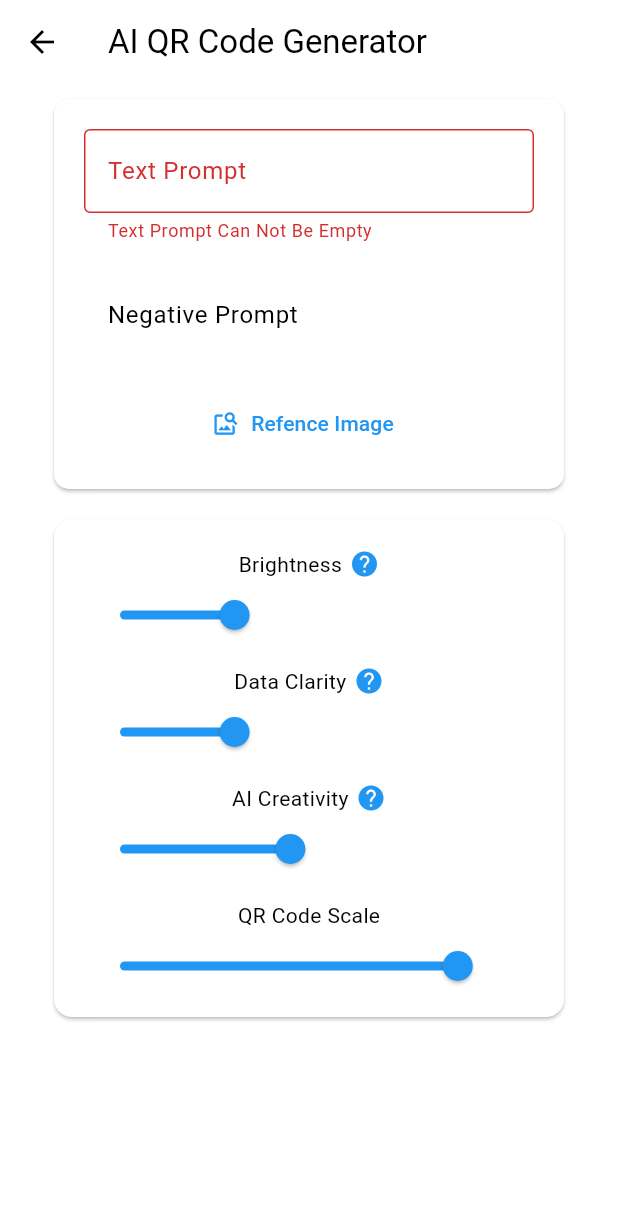
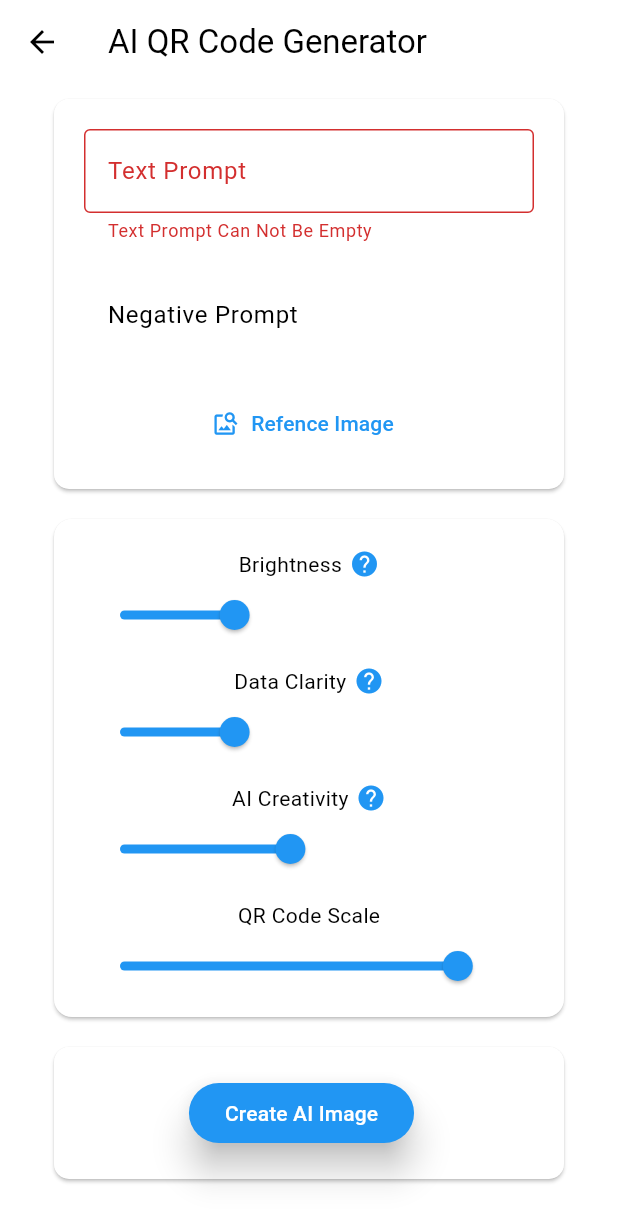
Before and after one commit to Lucas-Haux/QR_Code_App, a Flutter app: the AIPage screen opened directly, after a tap on "Refence Image", on a phone screen of 412 x 824 dp. Shown: the top 1224 px of the screen. Run offline on Flutter 3.47's test engine with Material 3 defaults, Android fonts, the light colour scheme and no system bars; drawn by our look-alikes of auto_size_text, dynamic_color; our stand-ins replace awesome_snackbar_content, firebase_core, firebase_storage, flutter_colorpicker, image_cropper, image_picker and 1 more; missing offline and left inert: flutter_file_dialog; accounts and stored records are empty.

Commit message:
add error snack bar messages for image save, qr generate, and ai generate

```diff
--- /dev/null
+++ b/lib/model/image_pick_crop_upload.dart
@@ -0,0 +1,75 @@
+import 'dart:io';
+import 'package:firebase_storage/firebase_storage.dart';
+
+import 'package:path/path.dart';
+
+import 'package:flutter/material.dart';
+
+import 'package:qr_code_generator/model/ai_image_data.dart';
+
+import 'package:image_picker/image_picker.dart';
+import 'package:image_cropper/image_cropper.dart';
+import 'package:qr_code_generator/main.dart';
+import 'package:awesome_snackbar_content/awesome_snackbar_content.dart';
+
+File? image;
+
+ValueNotifier<File?> referenceImageNotifier = ValueNotifier<File?>(null);
+
+Future pickImage() async {
+  try {
+    final chosenImage =
+        await ImagePicker().pickImage(source: ImageSource.gallery);
+    if (chosenImage == null) return;
+    image = File(chosenImage.path);
+  } catch (e) {
+    SnackBarManager.showSnackBar(
+      'Error',
+      '$e',
+      ContentType.failure,
+    );
+  }
+  CroppedFile? croppedFile = await ImageCropper().cropImage(
+    sourcePath: image!.path,
+    aspectRatio: const CropAspectRatio(ratioX: 1, ratioY: 1),
+    compressQuality: 100, // Optional: set compression quality if needed
+    uiSettings: [
+      AndroidUiSettings(
+        toolbarTitle: 'Crop Image',
+        toolbarColor: Colors.blue,
+        toolbarWidgetColor: Colors.white,
+        hideBottomControls: true,
+      ),
+      IOSUiSettings(
+        title: 'Crop Image',
+      ),
+    ],
+  );
+  File finalImage = File(croppedFile!.path);
+  referenceImageNotifier.value = image;
+
+  await uploadImage(finalImage);
+}
+
+// Function to upload the image to Firebase Storage
+Future<void> uploadImage(File imageFile) async {
+  try {
+    final fileName = basename(image!.path); // Define your file name
+
+    final reference = FirebaseStorage.instance.ref('images/$fileName');
+
+    // Upload the file
+    await reference.putFile(imageFile).whenComplete(() async {
+      // Get the download URL after the upload is complete
+      String downloadURL = await reference.getDownloadURL();
+      imagePrompt = downloadURL;
+      print("Image uploaded successfully. Download URL: $downloadURL");
+    });
+  } catch (e) {
+    SnackBarManager.showSnackBar(
+      'Error',
+      '$e',
+      ContentType.failure,
+    );
+  }
+}
--- a/lib/view/pages/ai_page.dart
+++ b/lib/view/pages/ai_page.dart
@@ -2,6 +2,7 @@ import 'package:flutter/material.dart';
 
 import 'package:qr_code_generator/view/widgets/ai/ai_inputs/ai_settings.dart';
 import 'package:qr_code_generator/view/widgets/ai/ai_inputs/prompts.dart';
+import 'package:qr_code_generator/view/widgets/ai/ai_display_and_actions_card.dart';
 
 class AIPage extends StatelessWidget {
   @override
@@ -19,6 +20,7 @@ class AIPage extends StatelessWidget {
             children: [
               AiPrompts(),
               AiSettings(),
+              AiDisplayCard(),
             ],
           ),
         ),
--- a/lib/view/widgets/ai/ai_inputs/prompts.dart
+++ b/lib/view/widgets/ai/ai_inputs/prompts.dart
@@ -1,15 +1,15 @@
+import 'package:flutter/rendering.dart';
 import 'dart:io';
-import 'package:flutter/rendering.dart';
-import 'package:firebase_storage/firebase_storage.dart';
-import 'package:auto_size_text/auto_size_text.dart';
 
 import 'package:path/path.dart';
 
 import 'package:flutter/material.dart';
 
 import 'package:qr_code_generator/model/ai_image_data.dart';
-import 'package:image_picker/image_picker.dart';
-import 'package:image_cropper/image_cropper.dart';
+
+import 'package:qr_code_generator/model/image_pick_crop_upload.dart';
+import 'package:auto_size_text/auto_size_text.dart';
+
 import 'ai_settings.dart';
 
 class AiPrompts extends StatefulWidget {
@@ -20,57 +20,6 @@ class AiPrompts extends StatefulWidget {
 }
 
 class AiPromptsState extends State<AiPrompts> {
-  File? image;
-
-  Future pickImage() async {
-    try {
-      final image = await ImagePicker().pickImage(source: ImageSource.gallery);
-      if (image == null) return;
-      final imageTemp = File(image.path);
-      setState(() => this.image = imageTemp);
-    } catch (e) {
-      print('Failed to pick image: $e');
-    }
-    CroppedFile? croppedFile = await ImageCropper().cropImage(
-      sourcePath: image!.path,
-      aspectRatio: const CropAspectRatio(ratioX: 1, ratioY: 1),
-      compressQuality: 100, // Optional: set compression quality if needed
-      uiSettings: [
-        AndroidUiSettings(
-          toolbarTitle: 'Crop Image',
-          toolbarColor: Colors.blue,
-          toolbarWidgetColor: Colors.white,
-          hideBottomControls: true,
-        ),
-        IOSUiSettings(
-          title: 'Crop Image',
-        ),
-      ],
-    );
-    File finalImage = File(croppedFile!.path);
-    await uploadImage(finalImage);
-  }
-
-  // Function to upload the image to Firebase Storage
-  Future<void> uploadImage(File imageFile) async {
-    print("image name${basename(imageFile.path)}");
-    try {
-      final fileName = basename(image!.path); // Define your file name
-
-      final reference = FirebaseStorage.instance.ref('images/$fileName');
-
-      // Upload the file
-      await reference.putFile(imageFile).whenComplete(() async {
-        // Get the download URL after the upload is complete
-        String downloadURL = await reference.getDownloadURL();
-        imagePrompt = downloadURL;
-        print("Image uploaded successfully. Download URL: $downloadURL");
-      });
-    } catch (e) {
-      print("Error occurred while uploading: $e");
-    }
-  }
-
   @override
   Widget build(BuildContext context) {
     return Card(
@@ -133,6 +82,11 @@ class AiPromptsState extends State<AiPrompts> {
             ),
             const SizedBox(height: 20),
             // TODO sizedbox for button and forms should be around column
+            ValueListenableBuilder<File?>(
+              valueListenable: referenceImageNotifier,
+              builder: (context, image, child) {
+                return Column(
+                  children: [
                     ConstrainedBox(
                       constraints: const BoxConstraints(maxWidth: 300),
                       child: Row(
@@ -146,7 +100,9 @@ class AiPromptsState extends State<AiPrompts> {
                               },
                               icon: const Icon(Icons.image_search),
                               label: AutoSizeText(
-                        image == null ? 'Refence Image' : basename(image!.path),
+                                image == null
+                                    ? 'Refence Image'
+                                    : basename(image.path),
                                 textAlign: TextAlign.center,
                                 maxLines: 1,
                                 overflow: TextOverflow.ellipsis,
@@ -160,6 +116,7 @@ class AiPromptsState extends State<AiPrompts> {
                                   image = null;
                                   imagePrompt = "";
                                 });
+                                referenceImageNotifier.value = null;
                               },
                               icon: const Icon(Icons.close),
                             ),
@@ -176,7 +133,7 @@ class AiPromptsState extends State<AiPrompts> {
                             value: imageStrengthValue,
                             onChanged: (value) {
                               setState(() {
-                        guidanceValue = value;
+                                imageStrengthValue = value;
                               });
                             },
                             min: 0,
@@ -185,6 +142,10 @@ class AiPromptsState extends State<AiPrompts> {
                         ],
                       )
                   ],
+                );
+              },
+            ),
+          ],
         ),
       ),
     );
--- a/pubspec.yaml
+++ b/pubspec.yaml
@@ -50,6 +50,7 @@ dependencies:
   image_cropper: ^8.0.2
   cloud_functions: ^5.1.3
   in_app_purchase: ^3.2.0
+  awesome_snackbar_content: ^0.1.4
 
 dev_dependencies:
   flutter_test:
```
Also changed, not shown: lib/main.dart (+26 -1 lines), lib/model/ai_image_data.dart (+31 -1 lines), lib/model/cloud_functions.dart (deleted, +0 -23 lines), lib/model/image_save.dart (+12 -10 lines), lib/model/inputs_data.dart (+10 -6 lines), lib/model/qr_code_data.dart (+20 -18 lines), lib/view/pages/ai_onboarding_page.dart (+26 -0 lines), lib/view/widgets/qr_display_actions_card.dart (+1 -16 lines). Lines whose indentation alone changed are shown as unchanged.
